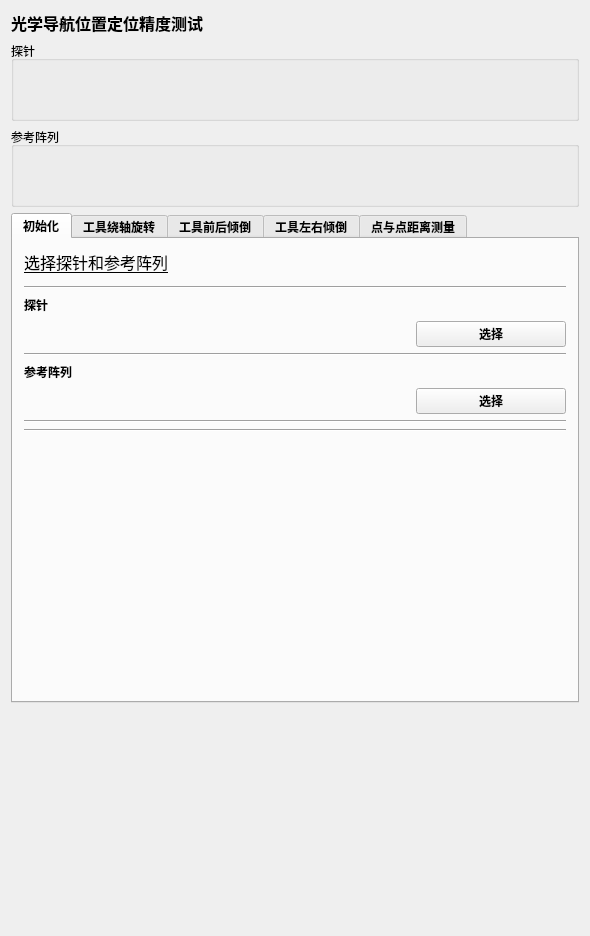
The window that Plugins/org.mitk.lancet.accuracytest/src/internal/AccuracyTestControls.ui (zhaomengxiao/LancetMITK-Adition) describes before a commit, drawn with Qt 5.
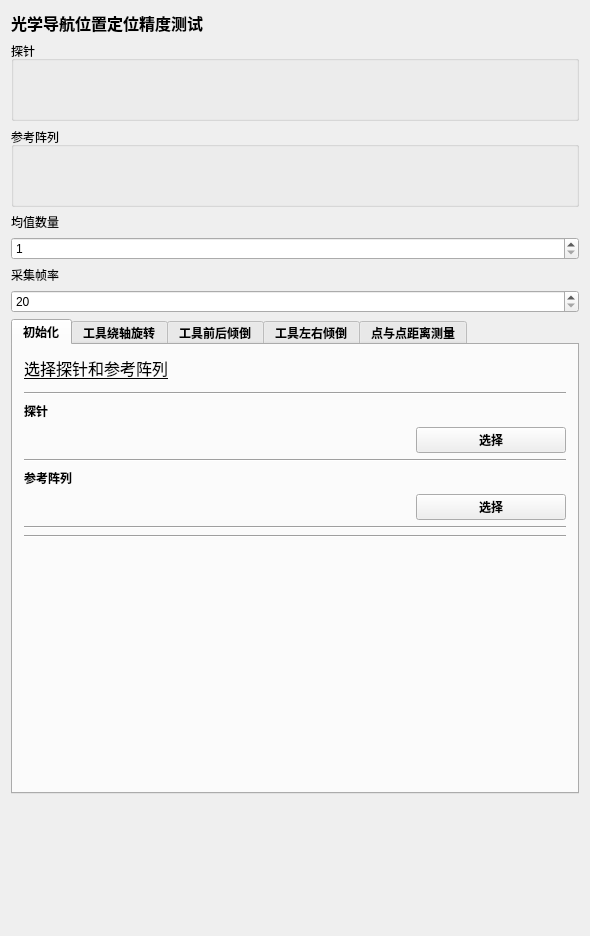
The same window after the commit. The open tabs and pages were chosen to show the change. Custom widgets are drawn as their Qt base class.

Commit message: Add icon and Mean number frame rate ui setting

What changed in the file:
```diff
--- a/Plugins/org.mitk.lancet.accuracytest/src/internal/AccuracyTestControls.ui
+++ b/Plugins/org.mitk.lancet.accuracytest/src/internal/AccuracyTestControls.ui
@@ -75,6 +75,37 @@
      </layout>
     </widget>
    </item>
+   <item>
+    <widget class="QLabel" name="label_3">
+     <property name="text">
+      <string>均值数量</string>
+     </property>
+    </widget>
+   </item>
+   <item>
+    <widget class="QSpinBox" name="spinBox_numOfMean">
+     <property name="minimum">
+      <number>1</number>
+     </property>
+     <property name="maximum">
+      <number>1000</number>
+     </property>
+    </widget>
+   </item>
+   <item>
+    <widget class="QLabel" name="label_9">
+     <property name="text">
+      <string>采集帧率</string>
+     </property>
+    </widget>
+   </item>
+   <item>
+    <widget class="QSpinBox" name="spinBox_frameRate">
+     <property name="minimum">
+      <number>20</number>
+     </property>
+    </widget>
+   </item>
    <item>
     <widget class="QTabWidget" name="tabWidget">
      <property name="enabled">
```
Left out of the diff: 2 changed lines with no effect on the pictures. The commit also changes 5 other files.
